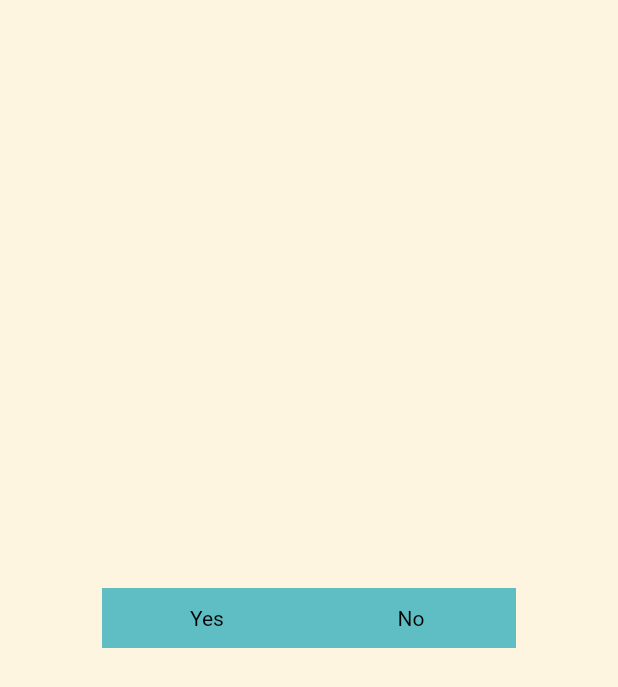
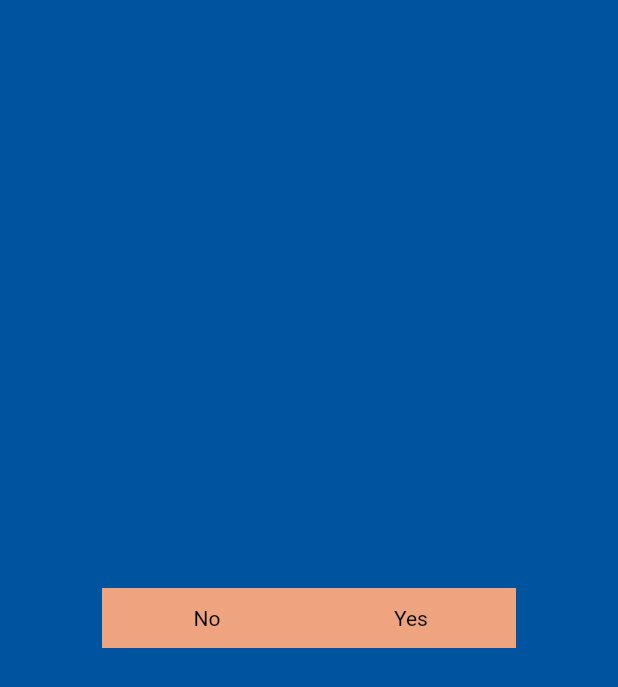
Before and after one commit to callumf222/Decision-Game, a Flutter app: the screen it shows after launch, after a tap on "No", on a phone screen of 412 x 824 dp. Shown: the top 687 px of the screen. Run offline on Flutter 3.47's test engine with Material 2 defaults, Android fonts, the phone set to English and light mode, and no system bars; our stand-ins replace hive, hive_flutter; accounts and stored records are empty.

Commit message:
working coursework

```diff
--- a/lib/main.dart
+++ b/lib/main.dart
@@ -52,9 +52,6 @@ Future<void> main() async {
     box.put(key,decMap);
   }
 
-
-
-
   runApp (
     const MaterialApp(
       home: MyFlutterApp(),
@@ -73,7 +70,7 @@ class MyFlutterApp extends StatefulWidget {
 
 class MyFlutterState extends State<MyFlutterApp> {
 
-  late int ID = 1;
+  late int ID;
   late int noID;
   late int yesID;
   String description = "";
@@ -84,7 +81,7 @@ class MyFlutterState extends State<MyFlutterApp> {
 
     WidgetsBinding.instance.addPostFrameCallback((_) {
        setState(() {
-         DecisionMap? current = box.get(ID);
+         DecisionMap? current = box.get(1);
          if(current != null) {
            ID = current.ID;
            yesID = current.yesID;
@@ -97,9 +94,9 @@ class MyFlutterState extends State<MyFlutterApp> {
 
   void noclickHandler() {
     setState(() {
-      DecisionMap? current = box.get(ID);
+      DecisionMap? current = box.get(noID);
       if(current != null) {
-        ID = current.noID;
+        ID = current.ID;
         yesID = current.yesID;
         noID = current.noID;
         description = current.description;
@@ -109,9 +106,9 @@ class MyFlutterState extends State<MyFlutterApp> {
 
   void yesclickHandler() {
     setState(() {
-      DecisionMap? current = box.get(ID);
+      DecisionMap? current = box.get(yesID);
       if(current != null) {
-        ID = current.yesID;
+        ID = current.ID;
         yesID = current.yesID;
         noID = current.noID;
         description = current.description;
@@ -123,7 +120,7 @@ class MyFlutterState extends State<MyFlutterApp> {
   @override
   Widget build(BuildContext context) {
     return Scaffold(
-      backgroundColor: const Color(0xffFDF5DF),
+      backgroundColor: const Color(0xff00539f),
       body: Align(
         alignment: Alignment.center,
         child: SizedBox(
@@ -140,10 +137,10 @@ class MyFlutterState extends State<MyFlutterApp> {
             children: [
 
               Align(
-                alignment: const Alignment(0.5, 0.0),
+                alignment: const Alignment(-0.5, 0.0),
                 child: MaterialButton(
                   onPressed: () {noclickHandler();},
-                  color: const Color(0xff5EBEC4),
+                  color: const Color(0xffeea47f),
                   elevation: 0,
                   shape: const RoundedRectangleBorder(
                     borderRadius: BorderRadius.zero,
@@ -165,10 +162,10 @@ class MyFlutterState extends State<MyFlutterApp> {
               ),
 
               Align(
-                alignment: const Alignment(-0.5, 0.0),
+                alignment: const Alignment(0.5, 0.0),
                 child: MaterialButton(
                   onPressed: () {yesclickHandler();},
-                  color: const Color(0xff5EBEC4),
+                  color: const Color(0xffeea47f),
                   elevation: 0,
                   shape: const RoundedRectangleBorder(
                     borderRadius: BorderRadius.zero,
@@ -200,7 +197,7 @@ class MyFlutterState extends State<MyFlutterApp> {
                     fontWeight: FontWeight.w400,
                     fontStyle: FontStyle.normal,
                     fontSize: 34,
-                    color: Color(0xff5EBEC4),
+                    color: Color(0xffeea47f),
                   ),
                 ),
               ),
```
